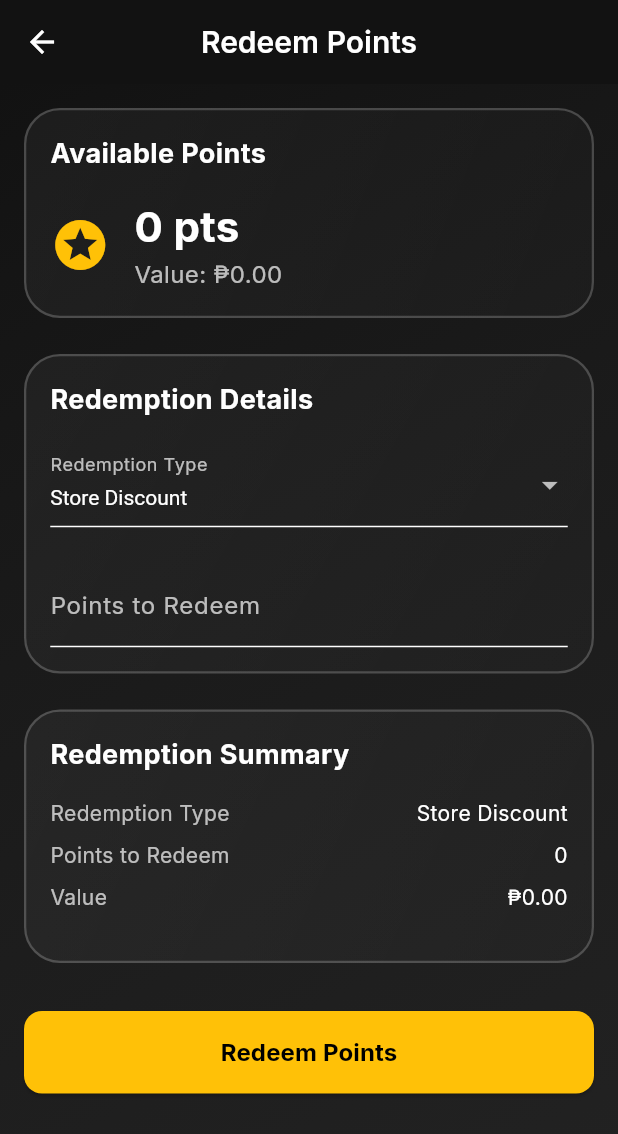
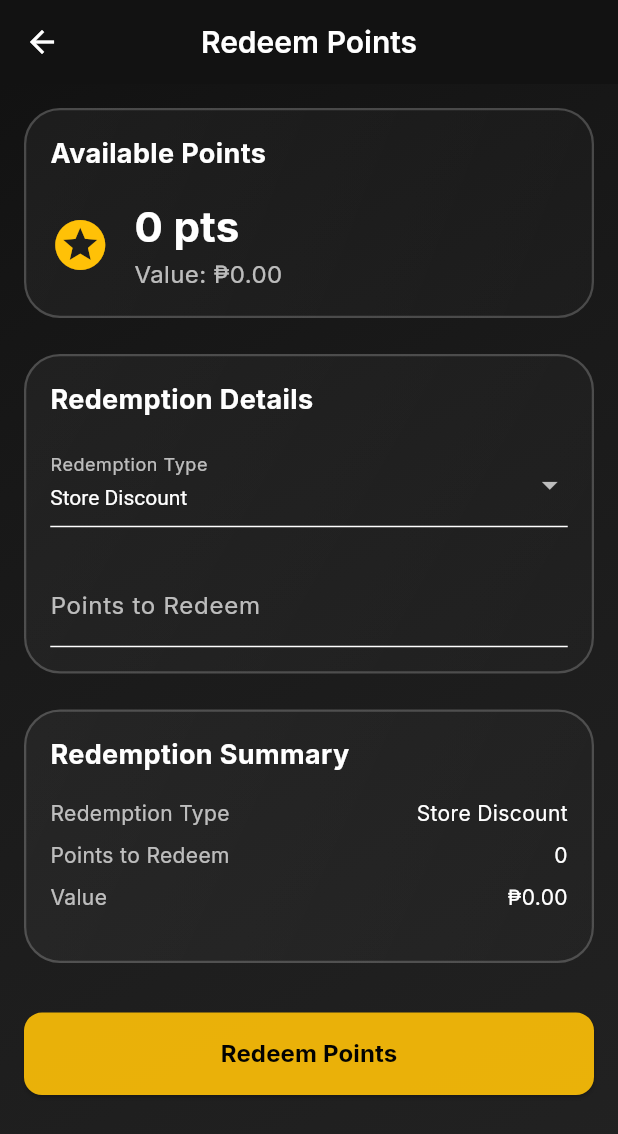
Before and after one commit to 1997Hans/loyalty_app, a Flutter app: the MainNavigation screen opened directly, after a tap on "See All", on a phone screen of 412 x 824 dp. Shown: the top 1134 px of the screen. Run offline on Flutter 3.47's test engine with Material 3 defaults, Android fonts, the phone set to English and light mode, and no system bars; our stand-ins replace bloc, dio, equatable, flutter_bloc, flutter_secure_storage, get_it and 1 more; accounts and stored records are empty; network calls fail.

Commit message:
Add animations for enhanced user experience

```diff
--- /dev/null
+++ b/lib/core/animations/animated_card.dart
@@ -0,0 +1,117 @@
+import 'package:flutter/material.dart';
+
+/// A widget that animates a card with scale and opacity effects
+class AnimatedCard extends StatefulWidget {
+  final Widget child;
+  final Duration duration;
+  final Curve curve;
+  final VoidCallback? onTap;
+  final bool animate;
+  final double beginScale;
+  final double beginOpacity;
+
+  /// Creates an animated card with scale and opacity transitions
+  const AnimatedCard({
+    Key? key,
+    required this.child,
+    this.duration = const Duration(milliseconds: 500),
+    this.curve = Curves.easeOutCubic,
+    this.onTap,
+    this.animate = true,
+    this.beginScale = 0.95,
+    this.beginOpacity = 0.0,
+  }) : super(key: key);
+
+  @override
+  State<AnimatedCard> createState() => _AnimatedCardState();
+}
+
+class _AnimatedCardState extends State<AnimatedCard>
+    with SingleTickerProviderStateMixin {
+  late AnimationController _controller;
+  late Animation<double> _scaleAnimation;
+  late Animation<double> _opacityAnimation;
+  bool _hovering = false;
+
+  @override
+  void initState() {
+    super.initState();
+    _controller = AnimationController(vsync: this, duration: widget.duration);
+
+    _setupAnimations();
+
+    if (widget.animate) {
+      _controller.forward();
+    } else {
+      _controller.value = 1.0;
+    }
+  }
+
+  void _setupAnimations() {
+    _scaleAnimation = Tween<double>(
+      begin: widget.beginScale,
+      end: 1.0,
+    ).animate(CurvedAnimation(parent: _controller, curve: widget.curve));
+
+    _opacityAnimation = Tween<double>(
+      begin: widget.beginOpacity,
+      end: 1.0,
+    ).animate(CurvedAnimation(parent: _controller, curve: widget.curve));
+  }
+
+  @override
+  void didUpdateWidget(AnimatedCard oldWidget) {
+    super.didUpdateWidget(oldWidget);
+    if (oldWidget.animate != widget.animate) {
+      if (widget.animate) {
+        _controller.forward();
+      } else {
+        _controller.value = 1.0;
+      }
+    }
+  }
+
+  @override
+  void dispose() {
+    _controller.dispose();
+    super.dispose();
+  }
+
+  @override
+  Widget build(BuildContext context) {
+    // If there's no onTap handler, just build the animated card
+    if (widget.onTap == null) {
+      return _buildAnimatedCard();
+    }
+
+    // Add hover effect if onTap is provided
+    return MouseRegion(
+      onEnter: (_) => setState(() => _hovering = true),
+      onExit: (_) => setState(() => _hovering = false),
+      child: GestureDetector(
+        onTap: widget.onTap,
+        child: AnimatedScale(
+          scale: _hovering ? 1.02 : 1.0,
+          duration: const Duration(milliseconds: 150),
+          curve: Curves.easeInOut,
+          child: _buildAnimatedCard(),
+        ),
+      ),
+    );
+  }
+
+  Widget _buildAnimatedCard() {
+    return AnimatedBuilder(
+      animation: _controller,
+      builder: (context, child) {
+        return Opacity(
+          opacity: _opacityAnimation.value,
+          child: Transform.scale(
+            scale: _scaleAnimation.value,
+            child: widget.child,
+          ),
+        );
+      },
+    );
+  }
+}
--- /dev/null
+++ b/lib/core/animations/animated_counter.dart
@@ -0,0 +1,93 @@
+import 'package:flutter/material.dart';
+
+/// A widget that animates number changes with a smooth counting effect
+class AnimatedCounter extends StatefulWidget {
+  final int value;
+  final TextStyle? style;
+  final Duration duration;
+  final Curve curve;
+  final String? prefix;
+  final String? suffix;
+  final int decimalPlaces;
+
+  /// Creates an animated counter that smoothly transitions between number values
+  const AnimatedCounter({
+    Key? key,
+    required this.value,
+    this.style,
+    this.duration = const Duration(milliseconds: 800),
+    this.curve = Curves.easeOutCubic,
+    this.prefix,
+    this.suffix,
+    this.decimalPlaces = 0,
+  }) : super(key: key);
+
+  @override
+  State<AnimatedCounter> createState() => _AnimatedCounterState();
+}
+
+class _AnimatedCounterState extends State<AnimatedCounter>
+    with SingleTickerProviderStateMixin {
+  late AnimationController _controller;
+  late Animation<double> _animation;
+  late int _oldValue;
+
+  @override
+  void initState() {
+    super.initState();
+    _controller = AnimationController(vsync: this, duration: widget.duration);
+    _oldValue = widget.value;
+    _setupAnimation();
+  }
+
+  @override
+  void didUpdateWidget(AnimatedCounter oldWidget) {
+    super.didUpdateWidget(oldWidget);
+
+    // Only animate if the value has changed
+    if (oldWidget.value != widget.value) {
+      _oldValue = oldWidget.value;
+      _setupAnimation();
+      _controller.forward(from: 0.0);
+    }
+  }
+
+  void _setupAnimation() {
+    _animation = Tween<double>(
+      begin: _oldValue.toDouble(),
+      end: widget.value.toDouble(),
+    ).animate(CurvedAnimation(parent: _controller, curve: widget.curve));
+  }
+
+  @override
+  void dispose() {
+    _controller.dispose();
+    super.dispose();
+  }
+
+  @override
+  Widget build(BuildContext context) {
+    return AnimatedBuilder(
+      animation: _animation,
+      builder: (context, child) {
+        // Format based on decimal places
+        String valueText;
+        if (widget.decimalPlaces > 0) {
+          valueText = _animation.value.toStringAsFixed(widget.decimalPlaces);
+        } else {
+          valueText = _animation.value.round().toString();
+        }
+
+        // Add prefix/suffix if provided
+        if (widget.prefix != null) {
+          valueText = "${widget.prefix}$valueText";
+        }
+        if (widget.suffix != null) {
+          valueText = "$valueText${widget.suffix}";
+        }
+
+        return Text(valueText, style: widget.style);
+      },
+    );
+  }
+}
--- /dev/null
+++ b/lib/core/animations/animations.dart
@@ -0,0 +1,5 @@
+/// Exports all animation widgets for easy importing
+export 'animated_card.dart';
+export 'animated_counter.dart';
+export 'fade_slide_transition.dart';
+export 'staggered_list.dart';
--- /dev/null
+++ b/lib/core/animations/fade_slide_transition.dart
@@ -0,0 +1,52 @@
+import 'package:flutter/material.dart';
+
+/// A widget that combines fade and slide transitions for a smoother animation effect
+class FadeSlideTransition extends StatelessWidget {
+  final Widget child;
+  final Animation<double> animation;
+  final Offset beginOffset;
+  final Curve curve;
+  final Duration duration;
+
+  /// Creates a fade-slide transition with the given parameters
+  const FadeSlideTransition({
+    Key? key,
+    required this.child,
+    required this.animation,
+    this.beginOffset = const Offset(0, 0.25),
+    this.curve = Curves.easeOutCubic,
+    this.duration = const Duration(milliseconds: 500),
+  }) : super(key: key);
+
+  /// Creates a fade-slide transition from a controller
+  factory FadeSlideTransition.fromController({
+    Key? key,
+    required AnimationController controller,
+    required Widget child,
+    Offset beginOffset = const Offset(0, 0.25),
+    Curve curve = Curves.easeOutCubic,
+  }) {
+    final animation = CurvedAnimation(parent: controller, curve: curve);
+
+    return FadeSlideTransition(
+      key: key,
+      animation: animation,
+      beginOffset: beginOffset,
+      child: child,
+    );
+  }
+
+  @override
+  Widget build(BuildContext context) {
+    return FadeTransition(
+      opacity: animation,
+      child: SlideTransition(
+        position: Tween<Offset>(
+          begin: beginOffset,
+          end: Offset.zero,
+        ).animate(animation),
+        child: child,
+      ),
+    );
+  }
+}
--- a/lib/core/navigation/main_navigation.dart
+++ b/lib/core/navigation/main_navigation.dart
@@ -6,6 +6,7 @@ import 'package:loyalty_app/features/loyalty/ui/screens/loyalty_dashboard_screen
 import 'package:loyalty_app/features/loyalty/ui/screens/loyalty_points_screen.dart';
 import 'package:loyalty_app/features/loyalty/ui/screens/points_redemption_screen.dart';
 import 'package:loyalty_app/features/loyalty/ui/screens/woocommerce_sync_screen.dart';
+import 'package:loyalty_app/core/animations/animations.dart';
 
 class MainNavigation extends StatefulWidget {
   const MainNavigation({super.key});
@@ -14,8 +15,10 @@ class MainNavigation extends StatefulWidget {
   State<MainNavigation> createState() => _MainNavigationState();
 }
 
-class _MainNavigationState extends State<MainNavigation> {
+class _MainNavigationState extends State<MainNavigation>
+    with TickerProviderStateMixin {
   int _selectedIndex = 0;
+  late final AnimationController _pageTransitionController;
 
   // Cache bloc instance to ensure it's the same throughout the app
   late final LoyaltyBloc _loyaltyBloc;
@@ -26,8 +29,21 @@ class _MainNavigationState extends State<MainNavigation> {
     // Get the bloc instance once and use it consistently
     _loyaltyBloc = getIt<LoyaltyBloc>();
 
+    // Initialize animation controller for page transitions
+    _pageTransitionController = AnimationController(
+      vsync: this,
+      duration: const Duration(milliseconds: 400),
+    );
+    _pageTransitionController.forward();
+
     // Trigger initial data loading immediately
     _loadInitialData();
+  }
+
+  @override
+  void dispose() {
+    _pageTransitionController.dispose();
+    super.dispose();
   }
 
   // Load all initial data when app starts
@@ -64,6 +80,22 @@ class _MainNavigationState extends State<MainNavigation> {
       case 3: // Profile
         // No specific data needs to be loaded
         break;
+    }
+  }
+
+  // Handle tab changes with animation
+  void _handleTabChange(int index) {
+    if (_selectedIndex != index) {
+      // Reset animation and play it again
+      _pageTransitionController.reset();
+      _pageTransitionController.forward();
+
+      setState(() {
+        _selectedIndex = index;
+      });
+
+      // Load appropriate data when tab changes
+      _loadDataForCurrentTab();
     }
   }
 
@@ -116,14 +148,7 @@ class _MainNavigationState extends State<MainNavigation> {
                     child: BottomNavigationBar(
                       currentIndex: _selectedIndex,
                       onTap: (index) {
-                        if (_selectedIndex != index) {
-                          setState(() {
-                            _selectedIndex = index;
-                          });
-
-                          // Load appropriate data when tab changes
-                          _loadDataForCurrentTab();
-                        }
+                        _handleTabChange(index);
                       },
                       type: BottomNavigationBarType.fixed,
                       backgroundColor: const Color(0xFF1E1E1E),
@@ -165,15 +190,12 @@ class _MainNavigationState extends State<MainNavigation> {
     );
   }
 
-  // Helper method to build the appropriate body based on selected index
+  // Helper method to build the appropriate body based on selected index with animation
   Widget _buildBody() {
-    switch (_selectedIndex) {
-      case 0:
-        return const LoyaltyDashboardScreen();
-      case 1:
-        return const LoyaltyPointsScreen();
-      case 2:
-        return BlocBuilder<LoyaltyBloc, LoyaltyState>(
+    final screens = [
+      const LoyaltyDashboardScreen(),
+      const LoyaltyPointsScreen(),
+      BlocBuilder<LoyaltyBloc, LoyaltyState>(
         builder: (context, state) {
           print('Building rewards screen with state: ${state.status}');
           int points = 0;
@@ -183,11 +205,25 @@ class _MainNavigationState extends State<MainNavigation> {
           }
           return PointsRedemptionScreen(availablePoints: points);
         },
+      ),
+      const WooCommerceSyncScreen(),
+    ];
+
+    // Apply fade transition to the selected screen
+    return FadeTransition(
+      opacity: _pageTransitionController,
+      child: SlideTransition(
+        position: Tween<Offset>(
+          begin: const Offset(0.1, 0),
+          end: Offset.zero,
+        ).animate(
+          CurvedAnimation(
+            parent: _pageTransitionController,
+            curve: Curves.easeOutCubic,
+          ),
+        ),
+        child: screens[_selectedIndex],
+      ),
     );
-      case 3:
-        return const WooCommerceSyncScreen();
-      default:
-        return const LoyaltyDashboardScreen();
   }
 }
-}
--- a/lib/features/loyalty/ui/screens/loyalty_dashboard_screen.dart
+++ b/lib/features/loyalty/ui/screens/loyalty_dashboard_screen.dart
@@ -20,6 +20,8 @@ import 'package:loyalty_app/features/loyalty/ui/widgets/loyalty_card.dart';
 import 'package:loyalty_app/features/loyalty/ui/widgets/loyalty_transaction_item.dart';
 import 'package:loyalty_app/features/loyalty/ui/screens/woocommerce_sync_screen.dart';
 import 'package:loyalty_app/features/auth/bloc/auth_bloc.dart' as auth_bloc;
+import 'package:loyalty_app/core/animations/animations.dart';
+import 'package:flutter/scheduler.dart';
 
 class LoyaltyDashboardScreen extends StatefulWidget {
   const LoyaltyDashboardScreen({super.key});
@@ -29,7 +31,7 @@ class LoyaltyDashboardScreen extends StatefulWidget {
 }
 
 class _LoyaltyDashboardScreenState extends State<LoyaltyDashboardScreen>
-    with AutomaticKeepAliveClientMixin {
+    with AutomaticKeepAliveClientMixin, TickerProviderStateMixin {
   @override
   bool get wantKeepAlive => true;
 
@@ -137,13 +139,35 @@ class _LoyaltyDashboardScreenState extends State<LoyaltyDashboardScreen>
                 child: Column(
                   crossAxisAlignment: CrossAxisAlignment.start,
                   children: [
-                    _buildWelcomeHeader(context),
+                    FadeSlideTransition.fromController(
+                      controller: AnimationController(
+                        vsync: this,
+                        duration: const Duration(milliseconds: 600),
+                      )..forward(),
+                      beginOffset: const Offset(0, 0.2),
+                      child: _buildWelcomeHeader(context),
+                    ),
                     const SizedBox(height: 24),
-                    _buildPointsSummaryCard(context, emptyPoints),
+                    AnimatedCard(
+                      duration: const Duration(milliseconds: 800),
+                      child: _buildPointsSummaryCard(context, emptyPoints),
+                    ),
                     const SizedBox(height: 24),
-                    _buildQuickRedeemCard(context, emptyPoints),
+                    AnimatedCard(
+                      duration: const Duration(milliseconds: 800),
+                      beginOpacity: 0.0,
+                      beginScale: 0.95,
+                      curve: Curves.easeOutQuint,
+                      child: _buildQuickRedeemCard(context, emptyPoints),
+                    ),
                     const SizedBox(height: 24),
-                    _buildRecentActivityCard(context, state),
+                    AnimatedCard(
+                      duration: const Duration(milliseconds: 800),
+                      beginOpacity: 0.0,
+                      beginScale: 0.95,
+                      curve: Curves.easeOutQuint,
+                      child: _buildRecentActivityCard(context, state),
+                    ),
                   ],
                 ),
               ),
@@ -166,13 +190,35 @@ class _LoyaltyDashboardScreenState extends State<LoyaltyDashboardScreen>
               child: Column(
                 crossAxisAlignment: CrossAxisAlignment.start,
                 children: [
-                  _buildWelcomeHeader(context),
+                  FadeSlideTransition.fromController(
+                    controller: AnimationController(
+                      vsync: this,
+                      duration: const Duration(milliseconds: 600),
+                    )..forward(),
+                    beginOffset: const Offset(0, 0.2),
+                    child: _buildWelcomeHeader(context),
+                  ),
                   const SizedBox(height: 24),
-                  _buildPointsSummaryCard(context, points),
+                  AnimatedCard(
+                    duration: const Duration(milliseconds: 800),
+                    child: _buildPointsSummaryCard(context, points),
+                  ),
                   const SizedBox(height: 24),
-                  _buildQuickRedeemCard(context, points),
+                  AnimatedCard(
+                    duration: const Duration(milliseconds: 800),
+                    beginOpacity: 0.0,
+                    beginScale: 0.95,
+                    curve: Curves.easeOutQuint,
+                    child: _buildQuickRedeemCard(context, points),
+                  ),
                   const SizedBox(height: 24),
-                  _buildRecentActivityCard(context, state),
+                  AnimatedCard(
+                    duration: const Duration(milliseconds: 800),
+                    beginOpacity: 0.0,
+                    beginScale: 0.95,
+                    curve: Curves.easeOutQuint,
+                    child: _buildRecentActivityCard(context, state),
+                  ),
                 ],
               ),
             ),
@@ -242,8 +288,8 @@ class _LoyaltyDashboardScreenState extends State<LoyaltyDashboardScreen>
                 Column(
                   crossAxisAlignment: CrossAxisAlignment.start,
                   children: [
-                    Text(
-                      '${points.currentPoints}',
+                    AnimatedCounter(
+                      value: points.currentPoints,
                       style: const TextStyle(
                         fontSize: 32,
                         fontWeight: FontWeight.bold,
--- a/lib/features/loyalty/ui/screens/points_redemption_screen.dart
+++ b/lib/features/loyalty/ui/screens/points_redemption_screen.dart
@@ -7,6 +7,7 @@ import 'package:loyalty_app/core/theme/app_theme.dart';
 import 'package:loyalty_app/core/utils/gradient_background.dart';
 import 'package:loyalty_app/features/loyalty/bloc/loyalty_bloc.dart';
 import 'package:loyalty_app/features/loyalty/ui/screens/woocommerce_sync_screen.dart';
+import 'package:loyalty_app/core/animations/animations.dart';
 
 class PointsRedemptionScreen extends StatefulWidget {
   final int availablePoints;
@@ -17,7 +18,8 @@ class PointsRedemptionScreen extends StatefulWidget {
   State<PointsRedemptionScreen> createState() => _PointsRedemptionScreenState();
 }
 
-class _PointsRedemptionScreenState extends State<PointsRedemptionScreen> {
+class _PointsRedemptionScreenState extends State<PointsRedemptionScreen>
+    with TickerProviderStateMixin {
   final _formKey = GlobalKey<FormState>();
   final _pointsController = TextEditingController();
   int _pointsToRedeem = 0;
@@ -180,15 +182,39 @@ class _PointsRedemptionScreenState extends State<PointsRedemptionScreen> {
                     child: Column(
                       crossAxisAlignment: CrossAxisAlignment.start,
                       children: [
-                        _buildAvailablePointsCard(),
+                        AnimatedCard(
+                          beginScale: 0.95,
+                          beginOpacity: 0.0,
+                          duration: const Duration(milliseconds: 600),
+                          child: _buildAvailablePointsCard(),
+                        ),
                         const SizedBox(height: 24.0),
-                        _buildRedemptionForm(context),
+                        AnimatedCard(
+                          beginScale: 0.95,
+                          beginOpacity: 0.0,
+                          duration: const Duration(milliseconds: 700),
+                          curve: Curves.easeOutQuart,
+                          child: _buildRedemptionForm(context),
+                        ),
                         const SizedBox(height: 24.0),
-                        _buildRedemptionSummary(),
+                        AnimatedCard(
+                          beginScale: 0.95,
+                          beginOpacity: 0.0,
+                          duration: const Duration(milliseconds: 800),
+                          curve: Curves.easeOutQuart,
+                          child: _buildRedemptionSummary(),
+                        ),
                         const SizedBox(height: 32.0),
-                        _buildRedeemButton(
-                          state.status == LoyaltyStatus.loading ||
-                              availablePoints < _pointsToRedeem,
+                        FadeSlideTransition.fromController(
+                          controller: AnimationController(
+                            vsync: this,
+                            duration: const Duration(milliseconds: 900),
+                          )..forward(),
+                          beginOffset: const Offset(0, 0.2),
+                          child: _buildRedeemButton(
+                            state.status == LoyaltyStatus.loading ||
+                                availablePoints < _pointsToRedeem,
+                          ),
                         ),
                       ],
                     ),
@@ -223,8 +249,9 @@ class _PointsRedemptionScreenState extends State<PointsRedemptionScreen> {
               Column(
                 crossAxisAlignment: CrossAxisAlignment.start,
                 children: [
-                  Text(
-                    '${widget.availablePoints} pts',
+                  AnimatedCounter(
+                    value: widget.availablePoints,
+                    suffix: ' pts',
                     style: const TextStyle(
                       color: Colors.white,
                       fontSize: 28,
```
Also changed, not shown: lib/core/animations/staggered_list.dart (added, +133 -0 lines), lib/features/loyalty/ui/screens/loyalty_points_screen.dart (+73 -57 lines). Lines whose indentation alone changed are shown as unchanged.
